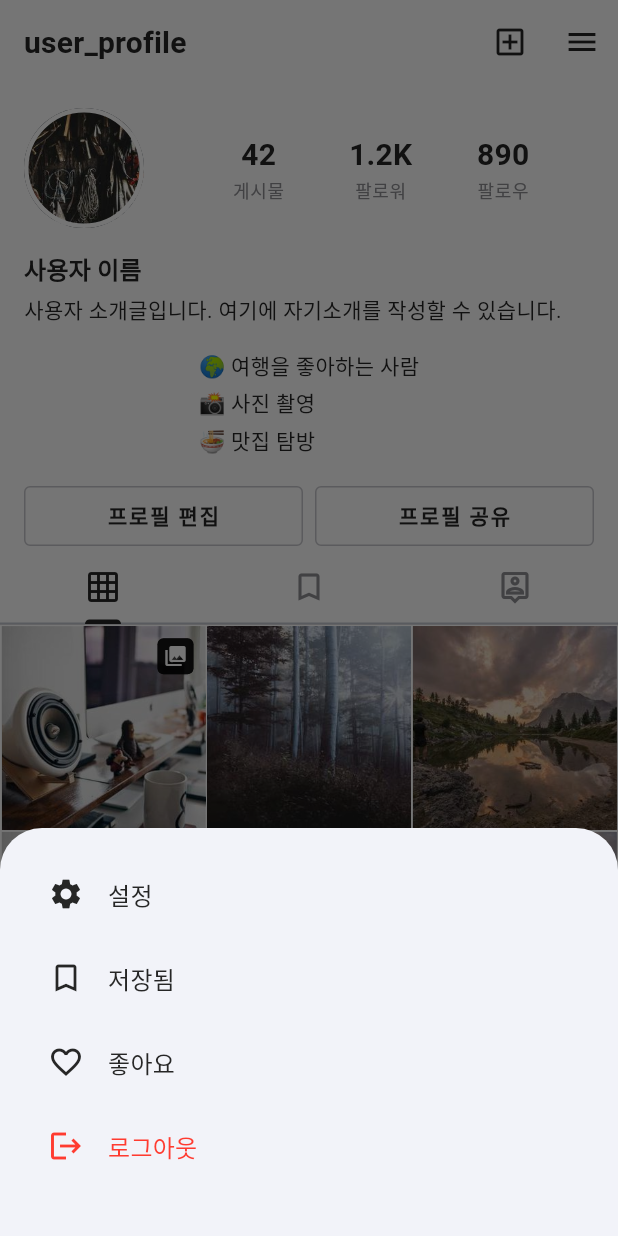
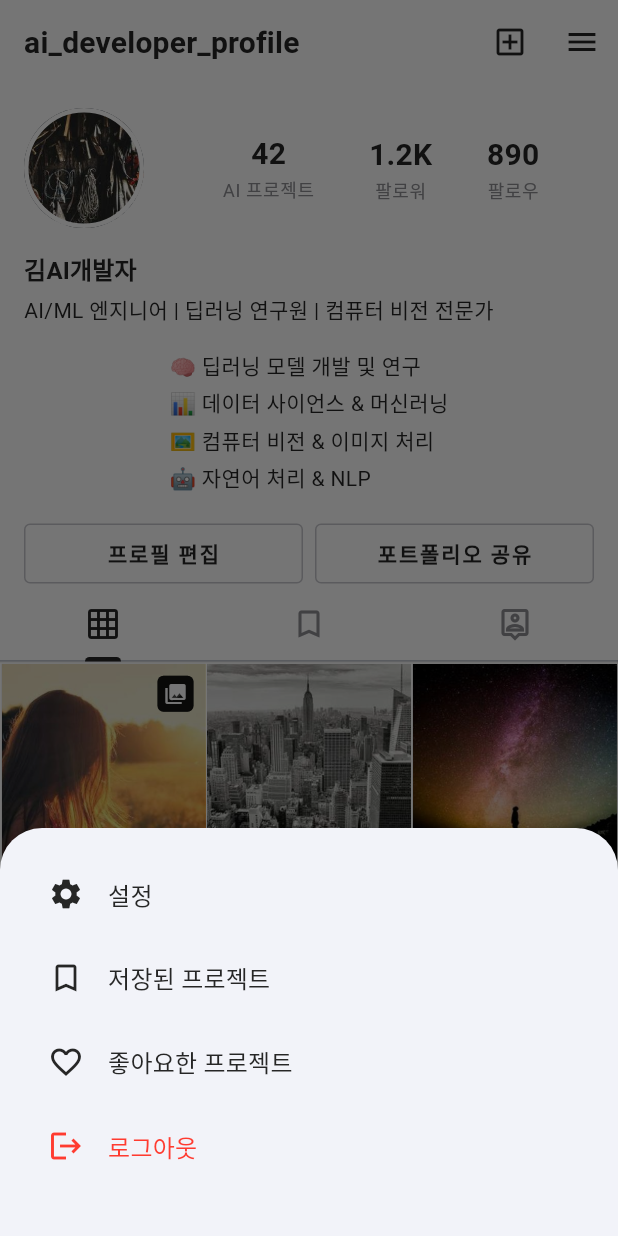
Before and after one commit to bskang7777/sns_app, a Flutter app: the screen it shows after launch, item 5 of the bottom bar chosen, after a tap on the "menu" icon, on a phone screen of 412 x 824 dp. Run offline on Flutter 3.47's test engine with Material 3 defaults, Android fonts, the phone set to English and light mode, and no system bars; our stand-ins replace dio, flutter_riverpod, go_router, retrofit; generated files the repository leaves out were written again.

Commit message:
feat: Update app branding and content for 동네AI개발자 모임

```diff
--- a/lib/presentation/pages/feed_page.dart
+++ b/lib/presentation/pages/feed_page.dart
@@ -56,7 +56,7 @@ class _FeedPageState extends ConsumerState<FeedPage> {
       backgroundColor: AppColors.background,
       appBar: AppBar(
         title: Text(
-          'Instagram',
+          '동네AI개발자',
           style: AppTypography.headline3.copyWith(
             color: AppColors.textPrimary,
             fontWeight: FontWeight.bold,
@@ -123,28 +123,28 @@ class _FeedPageState extends ConsumerState<FeedPage> {
     // TODO: Replace with actual data from provider
     final List<Map<String, dynamic>> mockPosts = [
       {
-        'username': 'travel_lover',
-        'location': 'Seoul, Korea',
+        'username': 'ai_researcher_kim',
+        'location': '서울 AI 연구소',
         'avatar': 'assets/images/user_avatar_1.jpg',
-        'image': 'assets/images/sample_post_1.jpg',
+        'image': 'assets/images/ai_project_1.jpg',
         'likes': 245,
-        'caption': '아름다운 서울의 봄날 🌸 #서울 #봄 #여행',
+        'caption': '새로운 Transformer 모델 실험 결과! 🧠 #AI #Transformer #NLP #딥러닝',
       },
       {
-        'username': 'food_enthusiast',
-        'location': 'Busan, Korea',
+        'username': 'ml_engineer_park',
+        'location': '부산 ML 엔지니어링팀',
         'avatar': 'assets/images/user_avatar_2.jpg',
-        'image': 'assets/images/sample_post_2.jpg',
+        'image': 'assets/images/ai_project_2.jpg',
         'likes': 189,
-        'caption': '부산 해산물의 맛! 🦐 #부산 #해산물 #맛집',
+        'caption': '컴퓨터 비전 프로젝트 완성! 🖼️ #ComputerVision #OpenCV #Python #AI',
       },
       {
-        'username': 'nature_photographer',
-        'location': 'Jeju Island',
+        'username': 'data_scientist_lee',
+        'location': '대구 데이터 사이언스팀',
         'avatar': 'assets/images/profile_avatar.jpg',
-        'image': 'assets/images/sample_post_3.jpg',
+        'image': 'assets/images/ai_project_3.jpg',
         'likes': 567,
-        'caption': '제주도의 아름다운 자연 🌿 #제주 #자연 #사진',
+        'caption': '강화학습으로 게임 AI 개발 성공! 🎮 #ReinforcementLearning #GameAI #RL',
       },
     ];
 
--- a/lib/presentation/pages/profile_page.dart
+++ b/lib/presentation/pages/profile_page.dart
@@ -34,7 +34,7 @@ class _ProfilePageState extends ConsumerState<ProfilePage>
       backgroundColor: AppColors.background,
       appBar: AppBar(
         title: Text(
-          'user_profile',
+          'ai_developer_profile',
           style: AppTypography.headline3.copyWith(
             color: AppColors.textPrimary,
             fontWeight: FontWeight.bold,
@@ -132,7 +132,7 @@ class _ProfilePageState extends ConsumerState<ProfilePage>
             child: Row(
               mainAxisAlignment: MainAxisAlignment.spaceEvenly,
               children: [
-                _buildStatItem('게시물', '42'),
+                _buildStatItem('AI 프로젝트', '42'),
                 _buildStatItem('팔로워', '1.2K'),
                 _buildStatItem('팔로우', '890'),
               ],
@@ -171,7 +171,7 @@ class _ProfilePageState extends ConsumerState<ProfilePage>
               crossAxisAlignment: CrossAxisAlignment.start,
               children: [
                 Text(
-                  '사용자 이름',
+                  '김AI개발자',
                   style: AppTypography.body1.copyWith(
                     fontWeight: FontWeight.w600,
                     color: AppColors.textPrimary,
@@ -179,7 +179,7 @@ class _ProfilePageState extends ConsumerState<ProfilePage>
                 ),
                 const SizedBox(height: 4),
                 Text(
-                  '사용자 소개글입니다. 여기에 자기소개를 작성할 수 있습니다.',
+                  'AI/ML 엔지니어 | 딥러닝 연구원 | 컴퓨터 비전 전문가',
                   style: AppTypography.body2.copyWith(
                     color: AppColors.textPrimary,
                   ),
@@ -199,17 +199,22 @@ class _ProfilePageState extends ConsumerState<ProfilePage>
         crossAxisAlignment: CrossAxisAlignment.start,
         children: [
           Text(
-            '🌍 여행을 좋아하는 사람',
+            '🧠 딥러닝 모델 개발 및 연구',
             style: AppTypography.body2.copyWith(color: AppColors.textPrimary),
           ),
           const SizedBox(height: 4),
           Text(
-            '📸 사진 촬영',
+            '📊 데이터 사이언스 & 머신러닝',
             style: AppTypography.body2.copyWith(color: AppColors.textPrimary),
           ),
           const SizedBox(height: 4),
           Text(
-            '🍜 맛집 탐방',
+            '🖼️ 컴퓨터 비전 & 이미지 처리',
+            style: AppTypography.body2.copyWith(color: AppColors.textPrimary),
+          ),
+          const SizedBox(height: 4),
+          Text(
+            '🤖 자연어 처리 & NLP',
             style: AppTypography.body2.copyWith(color: AppColors.textPrimary),
           ),
         ],
@@ -254,7 +259,7 @@ class _ProfilePageState extends ConsumerState<ProfilePage>
                 ),
               ),
               child: Text(
-                '프로필 공유',
+                '포트폴리오 공유',
                 style: AppTypography.button.copyWith(
                   color: AppColors.textPrimary,
                 ),
@@ -323,7 +328,7 @@ class _ProfilePageState extends ConsumerState<ProfilePage>
         decoration: BoxDecoration(
           image: DecorationImage(
             image: AssetImage(
-              'assets/images/sample_post_${(index % 3) + 1}.jpg',
+              'assets/images/ai_project_${(index % 3) + 1}.jpg',
             ),
             fit: BoxFit.cover,
           ),
@@ -382,7 +387,7 @@ class _ProfilePageState extends ConsumerState<ProfilePage>
         decoration: BoxDecoration(
           image: DecorationImage(
             image: AssetImage(
-              'assets/images/sample_post_${(index % 3) + 1}.jpg',
+              'assets/images/ai_project_${(index % 3) + 1}.jpg',
             ),
             fit: BoxFit.cover,
           ),
@@ -400,7 +405,7 @@ class _ProfilePageState extends ConsumerState<ProfilePage>
         decoration: BoxDecoration(
           image: DecorationImage(
             image: AssetImage(
-              'assets/images/sample_post_${(index % 3) + 1}.jpg',
+              'assets/images/ai_project_${(index % 3) + 1}.jpg',
             ),
             fit: BoxFit.cover,
           ),
@@ -436,7 +441,7 @@ class _ProfilePageState extends ConsumerState<ProfilePage>
                 color: AppColors.textPrimary,
               ),
               title: Text(
-                '저장됨',
+                '저장된 프로젝트',
                 style: AppTypography.body1.copyWith(
                   color: AppColors.textPrimary,
                 ),
@@ -452,7 +457,7 @@ class _ProfilePageState extends ConsumerState<ProfilePage>
                 color: AppColors.textPrimary,
               ),
               title: Text(
-                '좋아요',
+                '좋아요한 프로젝트',
                 style: AppTypography.body1.copyWith(
                   color: AppColors.textPrimary,
                 ),
--- a/pubspec.yaml
+++ b/pubspec.yaml
@@ -1,5 +1,5 @@
 name: sns_app
-description: "Instagram Style SNS App - Share your moments with the world"
+description: "동네AI개발자 모임 - Instagram Style SNS App - AI 개발자들의 소통 공간"
 # The following line prevents the package from being accidentally published to
 # pub.dev using `flutter pub publish`. This is preferred for private packages.
 publish_to: 'none' # Remove this line if you wish to publish to pub.dev
```
Also changed, not shown: assets/images/ai_developer_1.jpg (added), assets/images/ai_project_1.jpg (added), assets/images/ai_project_2.jpg (added), assets/images/ai_project_3.jpg (added), 1 other file.
